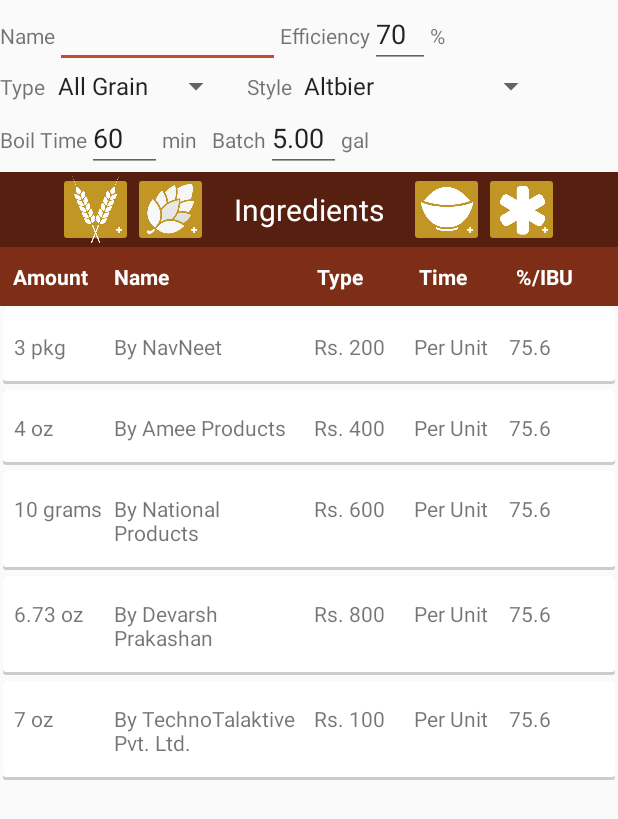
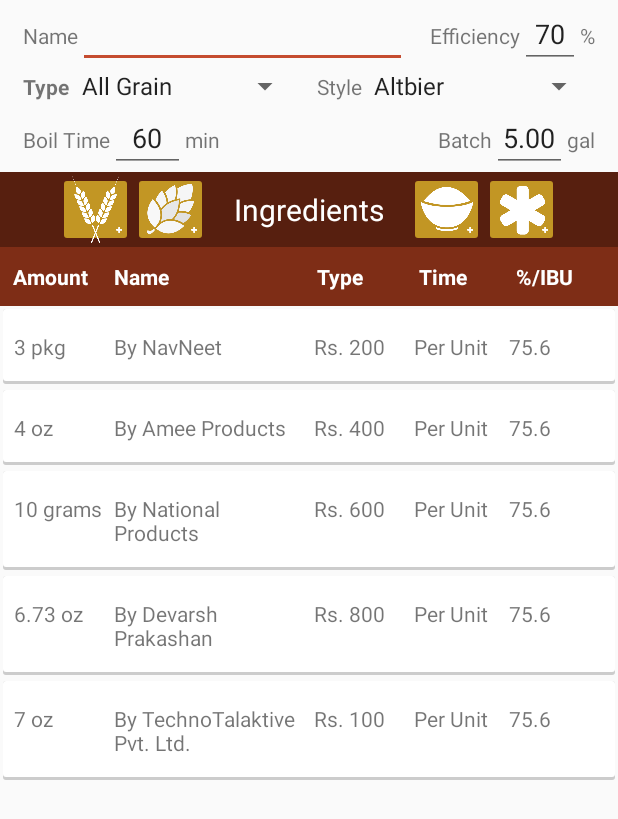
Before and after one commit to tgreen7/cmps121, an Android app: the Tab1Activity screen opened directly, with no data from a screen before it, on a phone screen of 412 x 824 dp. Shown: the top 819 px of the screen. Run offline under Robolectric (Android 15) with nearby library versions, the light colour scheme and no system bars.

Commit message:
Modified Recipe Tab to be more even and aligned to screen orientation. Added Style for Spinner Text Color. Fixed Keyboard open on launch and rotation.

```diff
--- a/app/src/main/AndroidManifest.xml
+++ b/app/src/main/AndroidManifest.xml
@@ -8,7 +8,8 @@
         android:label="@string/app_name"
         android:supportsRtl="true"
         android:theme="@style/AppTheme">
-        <activity android:name=".MainActivity">
+        <activity android:name=".MainActivity"
+            android:windowSoftInputMode="stateHidden">
             <intent-filter>
                 <action android:name="android.intent.action.MAIN" />
 
@@ -19,10 +20,14 @@
         <activity android:name=".Tab2Activity" />
         <activity android:name=".Tab3Activity" />
         <activity android:name=".Tab4Activity" />
-        <activity android:name=".PickGrainActivity" />
-        <activity android:name=".PickHopActivity" />
-        <activity android:name=".PickYeastActivity" />
-        <activity android:name=".PickMiscActivity"></activity>
+        <activity android:name=".PickGrainActivity"
+            android:theme="@style/PickTheme"/>
+        <activity android:name=".PickHopActivity"
+            android:theme="@style/PickTheme"/>
+        <activity android:name=".PickYeastActivity"
+            android:theme="@style/PickTheme"/>
+        <activity android:name=".PickMiscActivity"
+            android:theme="@style/PickTheme"></activity>
     </application>
 
 </manifest>
--- a/app/src/main/res/layout/activity_tab1.xml
+++ b/app/src/main/res/layout/activity_tab1.xml
@@ -11,15 +11,21 @@
         android:orientation="horizontal"
         android:layout_width="wrap_content"
         android:layout_height="wrap_content"
-        android:id="@+id/name_layout">
+        android:id="@+id/name_layout"
+        android:layout_alignParentStart="true"
+        android:layout_marginLeft="15dp"
+        android:layout_alignParentLeft="false"
+        android:layout_alignParentBottom="false"
+        android:layout_alignParentRight="false"
+        android:layout_toLeftOf="@+id/efficiency_layout">
         <TextView
             android:layout_width="wrap_content"
             android:layout_height="wrap_content"
-            android:text="Name"/>
+            android:text="@string/name"/>
         <EditText
             android:id="@+id/recipeName"
             android:inputType="text"
-            android:layout_width="150dp"
+            android:layout_width="0dp"
             android:layout_weight="1"
             android:layout_height="wrap_content"/>
     </LinearLayout>
@@ -28,18 +34,21 @@
         android:orientation="horizontal"
         android:layout_width="wrap_content"
         android:layout_height="wrap_content"
-        android:layout_toRightOf="@id/name_layout"
-        android:layout_toEndOf="@id/name_layout">
+        android:id="@+id/efficiency_layout"
+        android:layout_alignParentEnd="true"
+        android:layout_marginRight="15dp"
+        android:layout_marginLeft="15dp">
         <TextView
             android:layout_width="wrap_content"
             android:layout_height="wrap_content"
-            android:text="Efficiency"/>
+            android:text="@string/efficiency"/>
         <EditText
             android:id="@+id/efficiency"
             android:inputType="numberDecimal"
             android:layout_width="40dp"
             android:layout_weight="1"
-            android:layout_height="wrap_content"/>
+            android:layout_height="wrap_content"
+            android:textAlignment="center" />
         <TextView
             android:layout_width="wrap_content"
             android:layout_height="wrap_content"
@@ -50,16 +59,31 @@
 
     <!--row 2-->
 
+
+    <!--row 3-->
+
     <LinearLayout
         android:orientation="horizontal"
-        android:layout_width="wrap_content"
+        android:layout_width="match_parent"
+        android:layout_height="wrap_content"
+        android:layout_below="@+id/name_layout"
+        android:id="@+id/Spinnerlayout">
+
+        <LinearLayout
+            android:orientation="horizontal"
+            android:layout_width="0dp"
             android:layout_height="wrap_content"
             android:id="@+id/type_layout"
-        android:layout_below="@id/name_layout">
+            android:layout_below="@id/name_layout"
+            android:layout_alignParentStart="true"
+            android:layout_marginLeft="15dp"
+            android:layout_toLeftOf="@+id/beer_style"
+            android:layout_weight="1"
+            android:layout_marginRight="5dp">
             <TextView
                 android:layout_width="wrap_content"
                 android:layout_height="wrap_content"
-            android:text="Type"/>
+                android:text="@string/Type"/>
             <Spinner
                 android:layout_width="0dp"
                 android:layout_height="wrap_content"
@@ -69,35 +93,34 @@
 
         <LinearLayout
             android:orientation="horizontal"
-        android:layout_width="wrap_content"
+            android:layout_width="0dp"
             android:layout_height="wrap_content"
             android:id="@+id/beer_style"
-        android:layout_marginLeft="10dp"
-        android:layout_marginStart="10dp"
-        android:layout_toRightOf="@id/type_layout"
-        android:layout_toEndOf="@id/type_layout"
-        android:layout_below="@id/name_layout">
+            android:layout_alignParentEnd="true"
+            android:layout_below="@+id/efficiency_layout"
+            android:layout_marginRight="15dp"
+            android:layout_marginLeft="5dp"
+            android:layout_weight="1">
 
             <TextView
                 android:layout_width="wrap_content"
                 android:layout_height="wrap_content"
-            android:text="Style"/>
+                android:text="@string/Style"/>
             <Spinner
-            android:layout_width="170dp"
+                android:layout_width="wrap_content"
                 android:layout_height="wrap_content"
                 android:id="@+id/spinner_styles"
                 android:layout_weight="1" />
         </LinearLayout>
-
-
-    <!--row 3-->
+    </LinearLayout>
 
     <LinearLayout
         android:orientation="horizontal"
         android:layout_width="wrap_content"
         android:layout_height="wrap_content"
         android:id="@+id/boil_layout"
-        android:layout_below="@id/type_layout">
+        android:layout_marginLeft="15dp"
+        android:layout_below="@+id/Spinnerlayout">
         <TextView
             android:layout_width="wrap_content"
             android:layout_height="wrap_content"
@@ -107,7 +130,8 @@
             android:inputType="numberDecimal"
             android:layout_width="50dp"
             android:layout_weight="1"
-            android:layout_height="wrap_content"/>
+            android:layout_height="wrap_content"
+            android:textAlignment="center" />
         <TextView
             android:layout_width="wrap_content"
             android:layout_height="wrap_content"
@@ -119,12 +143,10 @@
         android:layout_width="wrap_content"
         android:layout_height="wrap_content"
         android:id="@+id/batch_layout"
-        android:layout_marginLeft="10dp"
-        android:layout_marginStart="10dp"
 
-        android:layout_toRightOf="@id/boil_layout"
-        android:layout_toEndOf="@id/boil_layout"
-        android:layout_below="@id/type_layout">
+        android:layout_alignParentEnd="true"
+        android:layout_below="@+id/Spinnerlayout"
+        android:layout_marginRight="15dp">
         <TextView
             android:layout_width="wrap_content"
             android:layout_height="wrap_content"
@@ -134,7 +156,8 @@
             android:inputType="numberDecimal"
             android:layout_width="50dp"
             android:layout_weight="1"
-            android:layout_height="wrap_content"/>
+            android:layout_height="wrap_content"
+            android:textAlignment="center" />
         <TextView
             android:layout_width="wrap_content"
             android:layout_height="wrap_content"
--- a/app/src/main/res/values/strings.xml
+++ b/app/src/main/res/values/strings.xml
@@ -15,6 +15,9 @@
     <string name="color"><b>Color</b></string>
     <string name="AddItems">Add Items \n
     to Recipe</string>
+    <string name="name">Name</string>
+    <string name="Style">Style</string>
+    <string name="efficiency">Efficiency</string>
 
     <string-array name="beer_types_array">
         <item>All Grain</item>
--- a/app/src/main/res/values/styles.xml
+++ b/app/src/main/res/values/styles.xml
@@ -7,5 +7,19 @@
         <item name="colorPrimaryDark">@color/colorPrimaryDark</item>
         <item name="colorAccent">@color/colorAccent</item>
     </style>
+    <style name="PickTheme" parent="Theme.AppCompat.Light.NoActionBar">
+        <!-- Customize your theme here. -->
+        <item name="colorPrimary">@color/colorPrimary</item>
+        <item name="colorPrimaryDark">@color/colorPrimaryDark</item>
+        <item name="colorAccent">@color/colorAccent</item>
+        <item name="android:spinnerItemStyle">@style/SpinnerItem</item>
+    </style>
+    <style name="SpinnerItem" parent="android:Widget.TextView.SpinnerItem">
+        <item name="android:textAppearance">@style/TextAppearanceSpinnerItem</item>
+    </style>
+
+    <style name="TextAppearanceSpinnerItem" parent="android:TextAppearance.Widget.TextView.SpinnerItem">
+        <item name="android:textColor">#FFFFFF</item>
+    </style>
 
 </resources>
```
Lines whose indentation alone changed are shown as unchanged.
